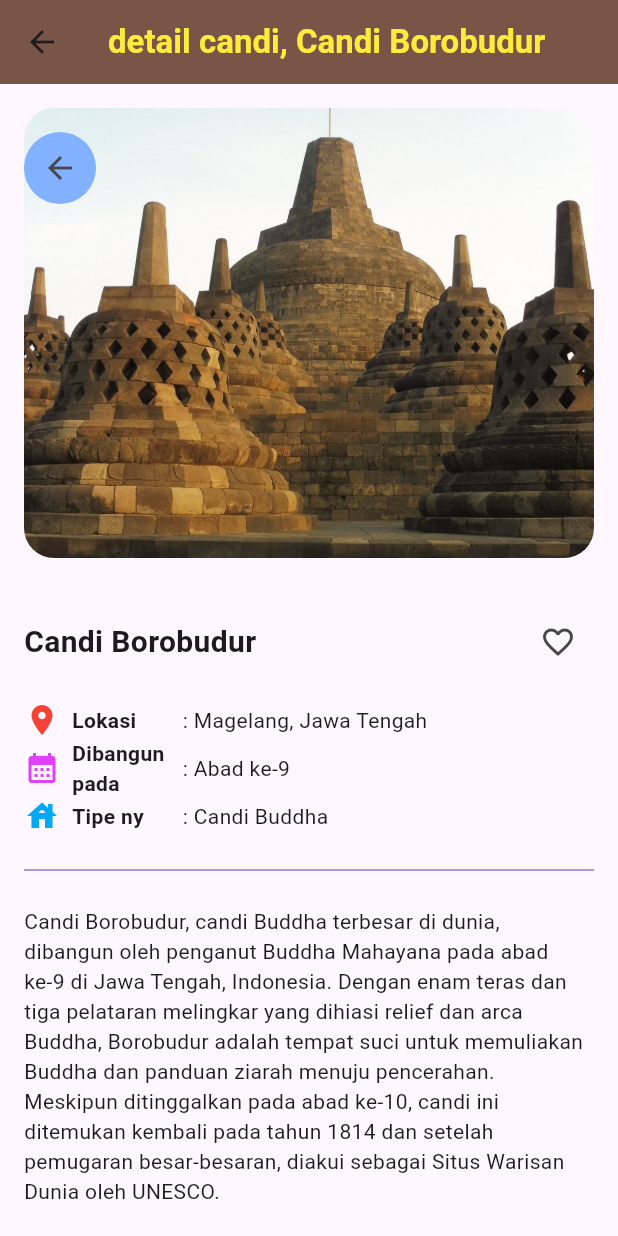
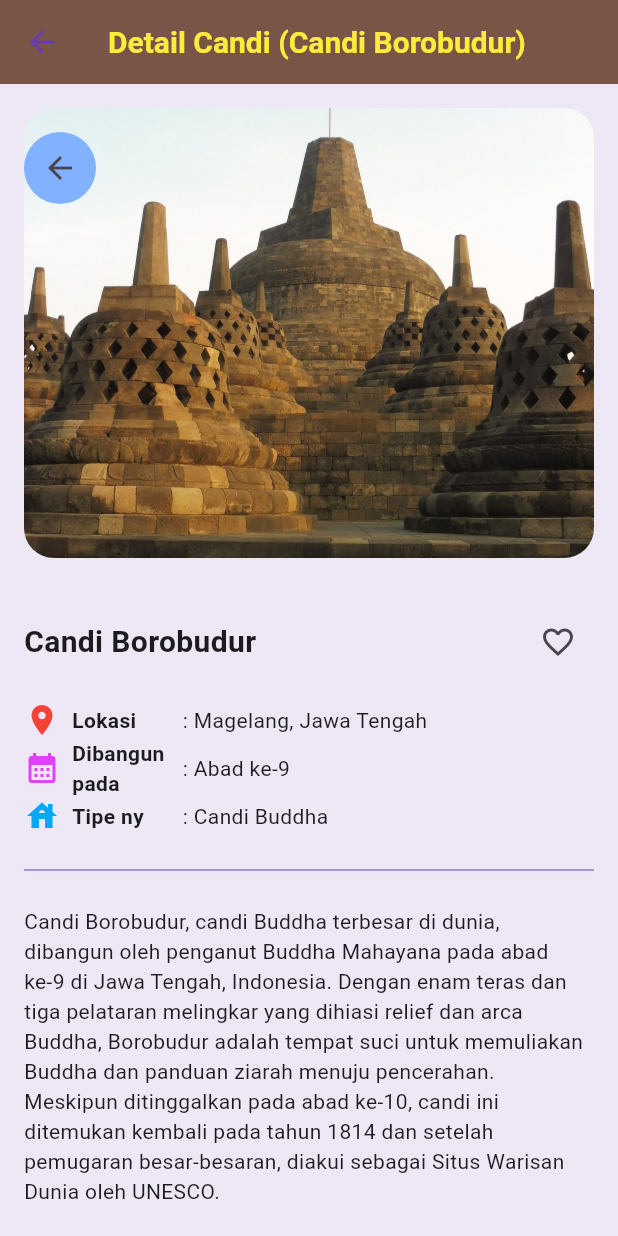
Before and after one commit to Kolin-ko/wisata_candi_k, a Flutter app: the screen it shows after launch, after a tap on "Candi Borobudur", on a phone screen of 412 x 824 dp. Run offline on Flutter 3.47's test engine with Material 3 defaults, Android fonts, the light colour scheme and no system bars; network calls fail.

Commit message:
saatnya apa?

```diff
--- a/lib/main.dart
+++ b/lib/main.dart
@@ -7,37 +7,10 @@
 import 'package:wisata_candi_k/screens/sign_in_screen.dart';
 import 'package:wisata_candi_k/screens/sign_up_screen.dart';
 import 'screens/detail_screen.dart';
-import 'data/candi_data.dart';
 
 void main() {
   runApp(
     MaterialApp(
-      initialRoute: '/',
-      routes: {
-        '/': (context) => HomeScreen(),
-        '/sign-in': (context) => SignInScreen(),
-        '/sign-up': (context) => SignUpScreen(),
-        '/profile': (context) => ProfileScreen(),
-        '/search': (context) => SearchScreen(),
-        '/detail': (context) => DetailScreen(
-          candi: ModalRoute.of(context)!.settings.arguments as Candi,
-        ),
-      },
-    ),
-  );
-}
-
-class MainApp extends StatefulWidget {
-  const MainApp({super.key});
-
-  @override
-  State<MainApp> createState() => _MainAppState();
-}
-
-class _MainAppState extends State<MainApp> {
-  @override
-  Widget build(BuildContext context) {
-    return MaterialApp(
       title: "Wisata Candi di Indonesia",
       theme: ThemeData(
         appBarTheme: const AppBarTheme(
@@ -53,23 +26,10 @@
         ).copyWith(primary: Colors.deepPurple, surface: Colors.deepPurple[50]),
         useMaterial3: true,
       ),
-      // home: ProfileScreen()
-      // home : DetailScreen(candi: candiList[4],),
-      // home : SignUpScreen()
-      // home : SearchScreen()
-      home: HomeScreen(),
 
-      // routes: {
-      //   '/': (context) => HomeScreen(),
-      //   '/sign-in': (context) => SignInScreen(),
-      //   '/sign-up': (context) => SignUpScreen(),
-      //   '/profile': (context) => ProfileScreen(),
-      //   '/search': (context) => SearchScreen(),
-      //   '/detail': (context) => DetailScreen(candi: ModalRoute.of(context)!.settings.arguments as Candi),
-
-      // },
-    );
-  }
+      home: MainScreen(),
+    )
+  );
 }
 
 class MainScreen extends StatefulWidget {
@@ -95,33 +55,40 @@
     return Scaffold(
       // TODO: 2. Buat properti body berupa widget yang ditampilkan
       body: _children[_currentIndex],
-
       // TODO: 3. Buat properti BottomNavigationBar dengan nilai Theme
       bottomNavigationBar: Theme(
-        data: Theme.of(context).copyWith(
-          canvasColor: Colors.deepPurple[50]),
+      // TODO: 4. Buat data dan child dari Theme
+        data: Theme.of(context).copyWith(canvasColor: Colors.deepPurple[50]),
         child: BottomNavigationBar(
           currentIndex: _currentIndex,
-          onTap: (index){
+          onTap: (index) {
             setState(() {
               _currentIndex = index;
             });
           },
-          items: const [
-            BottomNavigationBarItem(icon: Icon(Icons.home, color: Colors.deepPurple),  label: 'Home'),
-            BottomNavigationBarItem(icon: Icon(Icons.search, color: Colors.deepPurple), label: 'Search'),
+          items: [
+            BottomNavigationBarItem(
+              icon: Icon(Icons.home, color: Colors.deepPurple),
+              label: 'Home',
+            ),
+            BottomNavigationBarItem(
+              icon: Icon(Icons.search, color: Colors.deepPurple),
+              label: 'Search',
+            ),
             BottomNavigationBarItem(
               icon: Icon(Icons.favorite, color: Colors.deepPurple),
               label: 'Favorite',
             ),
-            BottomNavigationBarItem(icon: Icon(Icons.person,color: Colors.deepPurple), label: 'Profile'),
+            BottomNavigationBarItem(
+              icon: Icon(Icons.person, color: Colors.deepPurple),
+              label: 'Profile',
+            ),
           ],
           selectedItemColor: Colors.deepPurple,
           unselectedItemColor: Colors.deepPurple[100],
           showUnselectedLabels: true,
         ),
       ),
-      // TODO: 4. Buat data dan child dari Theme
     );
   }
 }
--- a/lib/screens/detail_screen.dart
+++ b/lib/screens/detail_screen.dart
@@ -16,12 +16,14 @@
           children: [
             AppBar(
               backgroundColor: Colors.brown,
-              title: Text("detail candi, ${candi.name}", style: TextStyle(fontWeight: FontWeight.bold, color: Colors.yellow)),
+              title: Text("Detail Candi (${candi.name})", style: TextStyle(fontWeight: FontWeight.bold, color: Colors.yellow)),
             ),
             Stack(
               children: [
                 Padding(
                   padding: const EdgeInsets.all(16.0),
+                  child: Hero(
+                    tag: candi.imageAsset,
                     child: ClipRRect(
                       borderRadius: BorderRadius.circular(20),
                       child: Image.asset(
@@ -29,6 +31,7 @@
                         width: double.infinity,
                         height: 300,
                         fit: BoxFit.cover,
+                      ),
                     ),
                   ),
                 ),
--- a/lib/screens/home_screen.dart
+++ b/lib/screens/home_screen.dart
@@ -19,7 +19,7 @@
       // TODO: 2 Buat body dengan GridView.builder
       body: GridView.builder(
         gridDelegate: SliverGridDelegateWithFixedCrossAxisCount(
-          crossAxisCount: 3,
+          crossAxisCount: 2,
         ),
         padding: EdgeInsets.all(8.0),
         itemCount: candiList.length,
--- a/lib/screens/sign_in_screen.dart
+++ b/lib/screens/sign_in_screen.dart
@@ -17,7 +17,7 @@
   final TextEditingController _passwordController =
   TextEditingController();
 
-  String _errorText = '';
+  final String _errorText = '';
 
   bool _isSignedIn = false;
 
--- a/lib/screens/sign_up_screen.dart
+++ b/lib/screens/sign_up_screen.dart
@@ -4,7 +4,7 @@
 import 'package:wisata_candi_k/screens/sign_in_screen.dart';
 
 class SignUpScreen extends StatefulWidget {
-  SignUpScreen({super.key});
+  const SignUpScreen({super.key});
 
   @override
   State<SignUpScreen> createState() => _SignUpScreenState();
@@ -18,7 +18,7 @@
 
   final TextEditingController _passwordController = TextEditingController();
 
-  String _errorText = '';
+  final String _errorText = '';
 
   bool _isSignedIn = false;
 
--- a/lib/widgets/item_card.dart
+++ b/lib/widgets/item_card.dart
@@ -27,10 +27,10 @@
           crossAxisAlignment: CrossAxisAlignment.start,
           children: [
             // TODO: 3. Buat Image sebagai anak dari Column
-            Hero(
-              tag: candi.imageAsset,
-              child: Expanded(
-                // TODO : 7 . Implementasi Hero animation
+            Expanded(
+              // TODO : 7 . Implementasi Hero animation
+              child: Hero(
+                tag: candi.imageAsset,
                 child: ClipRRect(
                   borderRadius: BorderRadius.circular(15),
                   child: Image.asset(
--- a/lib/widgets/profile_info_item.dart
+++ b/lib/widgets/profile_info_item.dart
@@ -1,4 +1,3 @@
-import 'dart:ffi';
 
 import 'package:flutter/material.dart';
 
```
Lines whose indentation alone changed are shown as unchanged.
